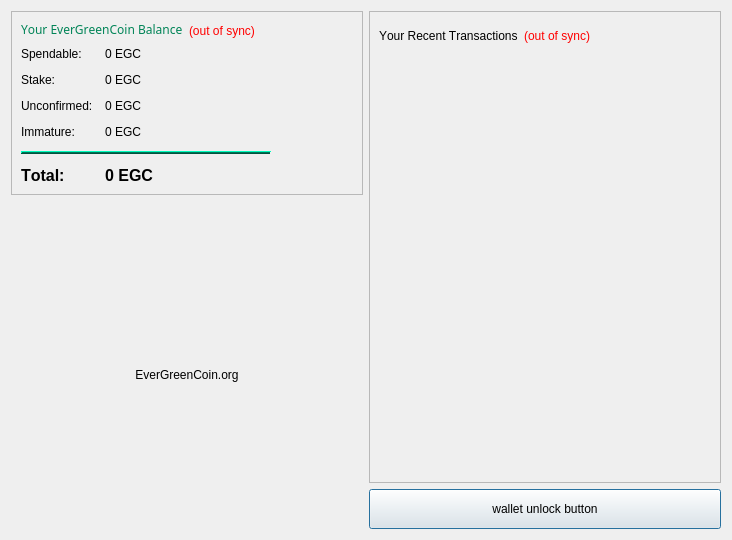
Above: src/qt/forms/overviewpage.ui from EverGreenCoinDev/EverGreenCoin before the change. Below: the same form after it.
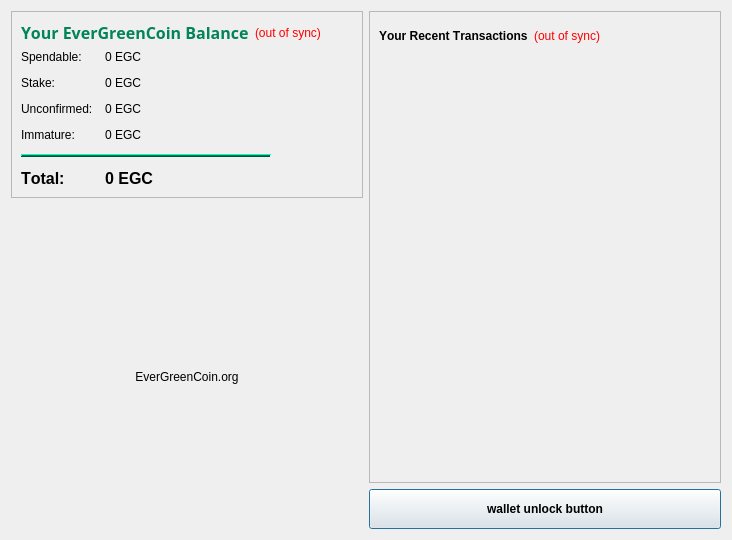
That is the form after the change. Icons and pictures are not drawn.

```diff
--- a/src/qt/forms/overviewpage.ui
+++ b/src/qt/forms/overviewpage.ui
@@ -465,8 +465,9 @@
             <property name="font">
              <font>
               <family>Sans Serif</family>
-              <weight>50</weight>
-              <bold>false</bold>
+              <pointsize>12</pointsize>
+              <weight>75</weight>
+              <bold>true</bold>
              </font>
             </property>
             <property name="text">
@@ -1342,6 +1343,12 @@
               <height>30</height>
              </size>
             </property>
+            <property name="font">
+             <font>
+              <weight>75</weight>
+              <bold>true</bold>
+             </font>
+            </property>
             <property name="text">
              <string>&lt;html&gt;&lt;head/&gt;&lt;body&gt;&lt;p&gt;Your Recent Transactions&lt;/p&gt;&lt;/body&gt;&lt;/html&gt;</string>
             </property>
@@ -1426,6 +1433,12 @@
          <height>16777214</height>
         </size>
        </property>
+       <property name="font">
+        <font>
+         <weight>75</weight>
+         <bold>true</bold>
+        </font>
+       </property>
        <property name="toolTip">
         <string/>
        </property>
```
